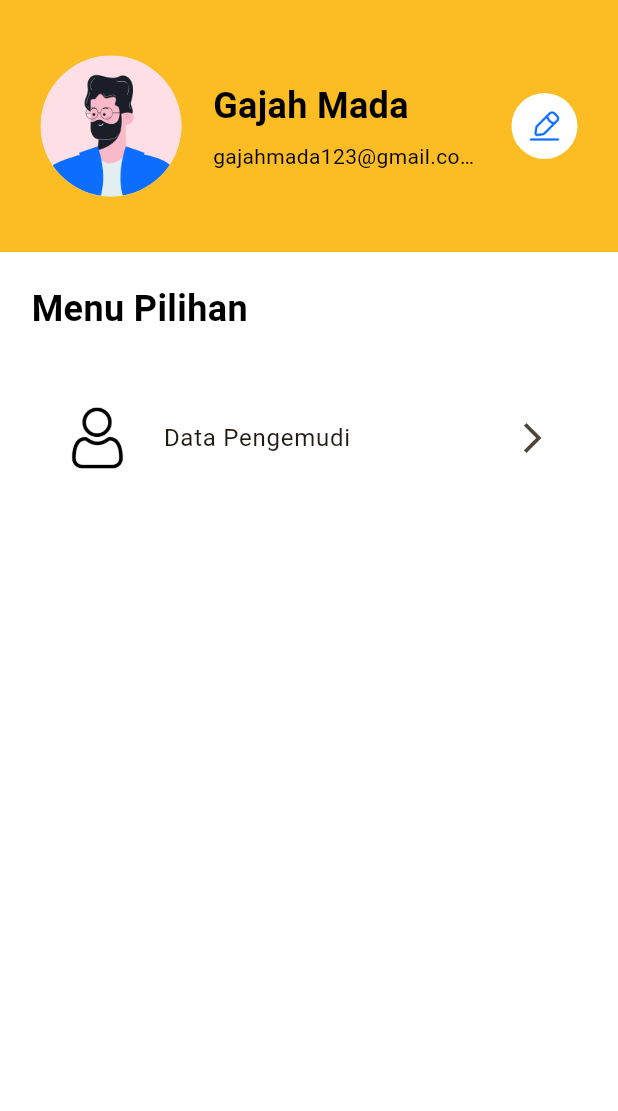
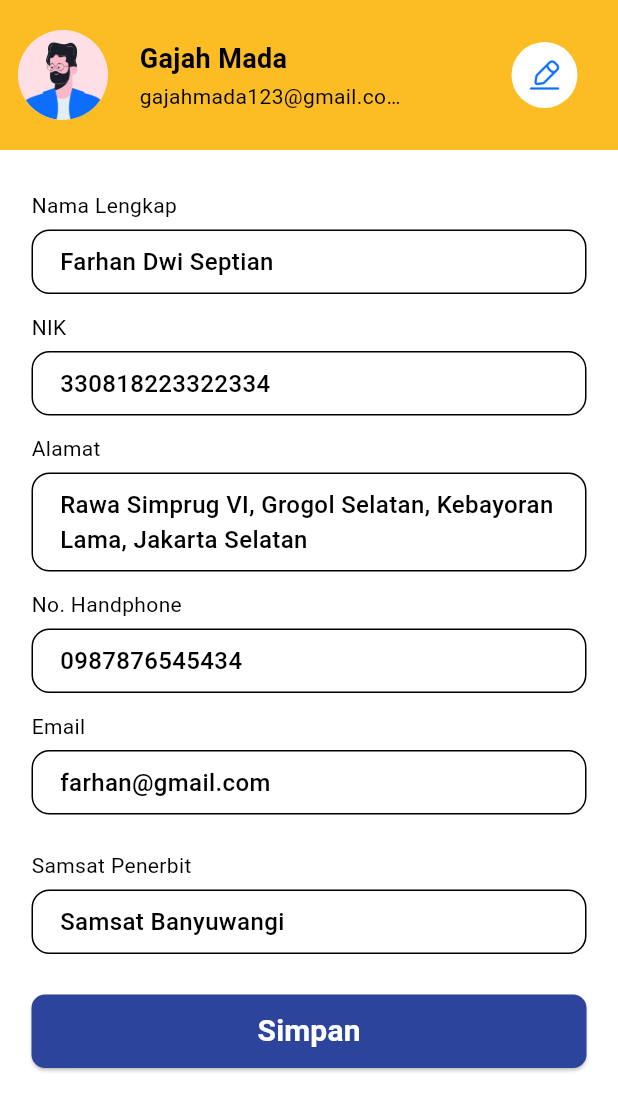
Before and after one commit to Arroziqi/tilang_online, a Flutter app: the ProfilPage screen opened directly, on a phone screen of 412 x 824 dp. Shown: the top 1111 px of the screen. Run offline on Flutter 3.47's test engine with Material 3 defaults, Android fonts, the phone set to English and light mode, and no system bars; our stand-ins replace badges, bloc, cloud_firestore, firebase_auth, firebase_core, firebase_storage and 7 more; accounts and stored records are empty; Roboto replaces fonts that are missing (Kanit); statements that could not run were skipped.

```diff
--- a/lib/cubit/page_cubit.dart
+++ b/lib/cubit/page_cubit.dart
@@ -6,4 +6,8 @@ class PageCubit extends Cubit<int> {
   void setPage<int>(index) {
     emit(index);
   }
+
+  void resetPage<int>(){
+    emit(0);
+  }
 }
--- /dev/null
+++ b/lib/login_page.dart
@@ -0,0 +1,25 @@
+import 'package:flutter/material.dart';
+import 'package:flutter_app/services/google_auth.dart';
+
+class LoginPage extends StatefulWidget {
+  const LoginPage({super.key});
+
+  @override
+  State<LoginPage> createState() => _LoginPageState();
+}
+
+class _LoginPageState extends State<LoginPage> {
+  @override
+  Widget build(BuildContext context) {
+    return MaterialApp(
+      home: Scaffold(
+        body: Center(
+          child: ElevatedButton(
+            onPressed: ()=>GoogleAuth().signInWithGoogle(),
+            child: Text("Login with google"),
+          ),
+        ),
+      ),
+    );
+  }
+}
--- a/lib/ui/pages/profil/profil_page.dart
+++ b/lib/ui/pages/profil/profil_page.dart
@@ -1,7 +1,9 @@
 import 'package:flutter/material.dart';
+import 'package:flutter/widgets.dart';
 import 'package:flutter_app/models/pages/profile/profile_items.dart';
 import 'package:flutter_app/shared/theme.dart';
 import 'package:flutter_app/ui/widgets/bar/appBar/custom_profile_appbar.dart';
+import 'package:flutter_app/ui/widgets/button/button_primary.dart';
 import 'package:gap/gap.dart';
 
 // variabel controller berisi model dari item menu dengan atribut imageUrl, title, routeName
@@ -13,22 +15,31 @@ final controller = ProfileItems();
 class ProfilPage extends StatelessWidget {
   const ProfilPage({super.key});
 
-  Widget itemBuilder(BuildContext context, int index) {
-    // todo: sesuaikan ukurannya tanpa ngerubah struktur, cukup tambahkan parameter width atau size menyesuaikan jenis widget
-    // todo: buat listTile bisa merespon gesture tap sesuai rute yang ada di model dengan menambahkan attribut onTap pada widget ListTile
-    return ListTile(
-      leading: Image.asset(
-        controller.items[index].imageUrl,
+  Widget _dataProvider(String label, String value, Function() onTap){
+    return Padding(
+      padding: const EdgeInsets.symmetric(vertical: 6),
+      child: Column(
+        crossAxisAlignment: CrossAxisAlignment.start,
+        children: [
+          Text(label, style: blackTextStyle.copyWith(fontSize: 14, fontWeight: regular),),
+          const Gap(6),
+          Container(
+            width: double.infinity,
+            decoration: BoxDecoration(
+              borderRadius: BorderRadius.circular(defaultRadius),
+              border: Border.all(width: 1),
             ),
-      title: Text(
-        controller.items[index].title,
+            padding: const EdgeInsets.symmetric(horizontal: 18, vertical: 9),
+            child: Text(value, style: blackTextStyle.copyWith(fontSize: 16, fontWeight: medium),),
+          )
+        ],
       ),
-      trailing: const Icon(Icons.arrow_forward_ios),
     );
   }
 
   Widget buildContent(BuildContext context) {
-    return Padding(
+    return SingleChildScrollView(
+      child: Padding(
         padding: EdgeInsets.only(
           left: defaultMargin,
           right: defaultMargin,
@@ -37,23 +48,25 @@ class ProfilPage extends StatelessWidget {
         child: Column(
           crossAxisAlignment: CrossAxisAlignment.start,
           children: [
-          Text(
-            'Menu Pilihan',
-            style: blackTextStyle.copyWith(
-              fontSize: 24,
-              fontWeight: semiBold,
+            _dataProvider("Nama Lengkap", "Farhan Dwi Septian", (){}),
+            _dataProvider("NIK", "330818223322334", (){}),
+            _dataProvider("Alamat", "Rawa Simprug VI, Grogol Selatan, Kebayoran Lama, Jakarta Selatan", (){}),
+            _dataProvider("No. Handphone", "0987876545434", (){}),
+            _dataProvider("Email", "farhan@gmail.com", (){}),
+            Container(
+              padding: const EdgeInsets.symmetric(vertical: 6),
+              child: const Row(
+                children: [
+                  Gap(12),
+                ],
               ),
             ),
-          const Gap(41),
-          ListView.separated(
-            itemBuilder: (context, index) => itemBuilder(context, index),
-            separatorBuilder: (context, index) => const Divider(
-              thickness: 1.5,
+            _dataProvider('Samsat Penerbit', 'Samsat Banyuwangi', (){}),
+            Gap(defaultMargin),
+            buttonPrimary(onPressed: (){}, text: "Simpan"),
+            Gap(defaultMargin),
+          ],
         ),
-            itemCount: controller.items.length,
-            shrinkWrap: true,
-          ),
-        ],
       ),
     );
   }
--- a/lib/ui/widgets/bar/appBar/custom_profile_appbar.dart
+++ b/lib/ui/widgets/bar/appBar/custom_profile_appbar.dart
@@ -1,4 +1,5 @@
 import 'package:flutter/material.dart';
+import 'package:flutter_app/services/google_auth.dart';
 import 'package:flutter_app/shared/theme.dart';
 import 'package:gap/gap.dart';
 
@@ -7,14 +8,14 @@ PreferredSizeWidget customProfileAppBar({required context}) {
     backgroundColor: kBackgroundColor,
     leading: Padding(
       padding: const EdgeInsets.only(
-        top: 27,
-        bottom: 27,
-        left: 27,
+        top: 12,
+        bottom: 12,
+        left: 12,
       ),
       child: Row(
         children: [
           const CircleAvatar(
-            radius: 47,
+            radius: 30,
             backgroundImage: AssetImage('assets/img/icons/user.png'),
           ),
           Gap(defaultMargin),
@@ -27,11 +28,12 @@ PreferredSizeWidget customProfileAppBar({required context}) {
                 Text(
                   'Gajah Mada',
                   style: blackTextStyle.copyWith(
-                    fontSize: 24,
+                    fontSize: 18,
                     fontWeight: semiBold,
                   ),
+                  overflow: TextOverflow.ellipsis,
                 ),
-                const Gap(7),
+                const Gap(2),
                 Text(
                   'gajahmada123@gmail.com',
                   style: blackTextStyle.copyWith(
@@ -46,12 +48,13 @@ PreferredSizeWidget customProfileAppBar({required context}) {
         ],
       ),
     ),
-    toolbarHeight: 168,
+    toolbarHeight: 100,
     leadingWidth: 325,
     actions: [
       Container(
         margin: const EdgeInsets.only(right: 27,),
         child: GestureDetector(
+          onTap: (){GoogleAuth().signOutFromGoogle();},
           child: CircleAvatar(
             backgroundColor: Colors.white,
             radius: 22,
--- a/pubspec.yaml
+++ b/pubspec.yaml
@@ -53,7 +53,8 @@ dependencies:
   image_picker: ^1.1.2
   firebase_storage: ^12.1.0
   url_launcher: ^6.3.0
-  rxdart: ^0.28.0
+  firebase_auth: ^5.1.4
+  google_sign_in: ^6.2.1
 
 dev_dependencies:
   flutter_test:
```
Also changed, not shown: lib/main.dart (+18 -5 lines), lib/services/google_auth.dart (added, +22 -0 lines), lib/test_page.dart (added, +88 -0 lines), lib/ui/pages/onboarding/onboarding_page.dart (+9 -1 lines), lib/ui/pages/splash_page.dart (+5 -9 lines), lib/ui/widgets/button/button_google.dart (+6 -2 lines), pubspec.lock, 5 other files. Lines whose indentation alone changed are shown as unchanged.
